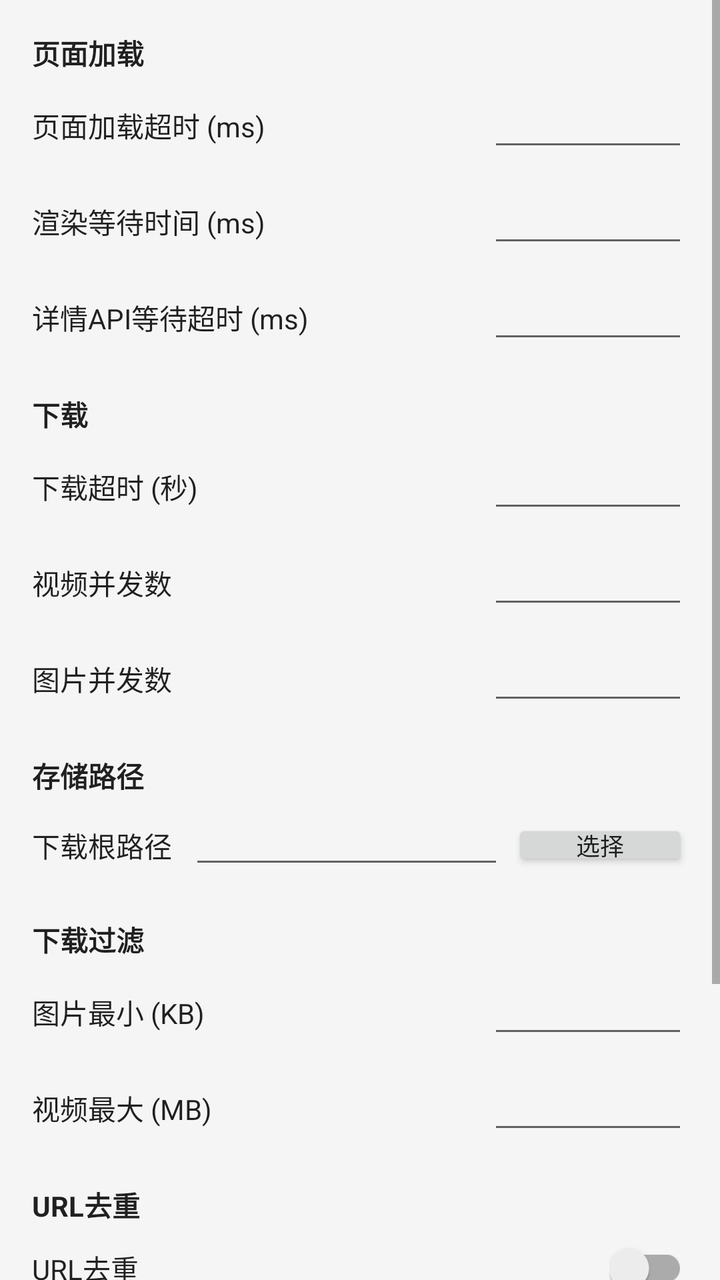
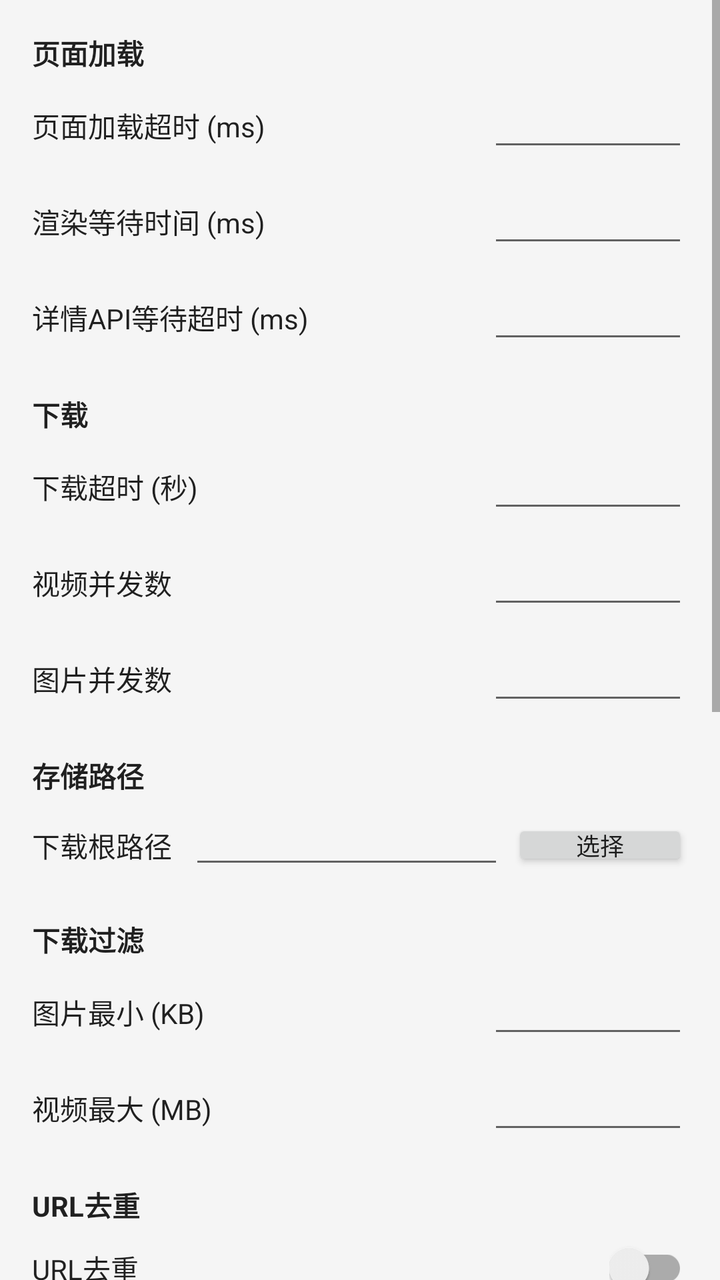

Two renders of the same Android screen: before a commit and after it. Below are the layout's source before the change and the commit's diff.
<!-- AndroidManifest.xml: application theme Theme.DyScraper -->
<!-- res/layout/dialog_scraper_settings.xml -->
<?xml version="1.0" encoding="utf-8"?>
<ScrollView xmlns:android="http://schemas.android.com/apk/res/android"
    android:layout_width="match_parent"
    android:layout_height="wrap_content">

    <LinearLayout
        android:layout_width="match_parent"
        android:layout_height="wrap_content"
        android:orientation="vertical"
        android:padding="16dp">

        <TextView
            android:layout_width="match_parent"
            android:layout_height="wrap_content"
            android:text="@string/scraper_settings_section_loading"
            android:textColor="@color/text_primary"
            android:textSize="14sp"
            android:textStyle="bold"
            android:layout_marginBottom="8dp" />

        <LinearLayout
            android:layout_width="match_parent"
            android:layout_height="wrap_content"
            android:gravity="center_vertical"
            android:orientation="horizontal"
            android:layout_marginBottom="12dp">

            <TextView
                android:layout_width="0dp"
                android:layout_height="wrap_content"
                android:layout_weight="1"
                android:text="@string/scraper_settings_page_load_timeout"
                android:textColor="@color/text_primary"
                android:textSize="14sp" />

            <EditText
                android:id="@+id/etPageLoadTimeout"
                android:layout_width="100dp"
                android:layout_height="wrap_content"
                android:inputType="number"
                android:textColor="@color/text_primary"
                android:textSize="14sp"
                android:textAlignment="center" />
        </LinearLayout>

        <LinearLayout
            android:layout_width="match_parent"
            android:layout_height="wrap_content"
            android:gravity="center_vertical"
            android:orientation="horizontal"
            android:layout_marginBottom="12dp">

            <TextView
                android:layout_width="0dp"
                android:layout_height="wrap_content"
                android:layout_weight="1"
                android:text="@string/scraper_settings_render_wait"
                android:textColor="@color/text_primary"
                android:textSize="14sp" />

            <EditText
                android:id="@+id/etRenderWait"
                android:layout_width="100dp"
                android:layout_height="wrap_content"
                android:inputType="number"
                android:textColor="@color/text_primary"
                android:textSize="14sp"
                android:textAlignment="center" />
        </LinearLayout>

        <LinearLayout
            android:layout_width="match_parent"
            android:layout_height="wrap_content"
            android:gravity="center_vertical"
            android:orientation="horizontal"
            android:layout_marginBottom="12dp">

            <TextView
                android:layout_width="0dp"
                android:layout_height="wrap_content"
                android:layout_weight="1"
                android:text="@string/scraper_settings_detail_api_wait"
                android:textColor="@color/text_primary"
                android:textSize="14sp" />

            <EditText
                android:id="@+id/etDetailApiWait"
                android:layout_width="100dp"
                android:layout_height="wrap_content"
                android:inputType="number"
                android:textColor="@color/text_primary"
                android:textSize="14sp"
                android:textAlignment="center" />
        </LinearLayout>

        <TextView
            android:layout_width="match_parent"
            android:layout_height="wrap_content"
            android:text="@string/scraper_settings_section_download"
            android:textColor="@color/text_primary"
            android:textSize="14sp"
            android:textStyle="bold"
            android:layout_marginTop="8dp"
            android:layout_marginBottom="8dp" />

        <LinearLayout
            android:layout_width="match_parent"
            android:layout_height="wrap_content"
            android:gravity="center_vertical"
            android:orientation="horizontal"
            android:layout_marginBottom="12dp">

            <TextView
                android:layout_width="0dp"
                android:layout_height="wrap_content"
                android:layout_weight="1"
                android:text="@string/scraper_settings_download_timeout"
                android:textColor="@color/text_primary"
                android:textSize="14sp" />

            <EditText
                android:id="@+id/etDownloadTimeout"
                android:layout_width="100dp"
                android:layout_height="wrap_content"
                android:inputType="number"
                android:textColor="@color/text_primary"
                android:textSize="14sp"
                android:textAlignment="center" />
        </LinearLayout>

        <LinearLayout
            android:layout_width="match_parent"
            android:layout_height="wrap_content"
            android:gravity="center_vertical"
            android:orientation="horizontal"
            android:layout_marginBottom="12dp">

            <TextView
                android:layout_width="0dp"
                android:layout_height="wrap_content"
                android:layout_weight="1"
                android:text="@string/scraper_settings_max_video_workers"
                android:textColor="@color/text_primary"
                android:textSize="14sp" />

            <EditText
                android:id="@+id/etMaxVideoWorkers"
                android:layout_width="100dp"
                android:layout_height="wrap_content"
                android:inputType="number"
                android:textColor="@color/text_primary"
                android:textSize="14sp"
                android:textAlignment="center" />
        </LinearLayout>

        <LinearLayout
            android:layout_width="match_parent"
            android:layout_height="wrap_content"
            android:gravity="center_vertical"
            android:orientation="horizontal"
            android:layout_marginBottom="12dp">

            <TextView
                android:layout_width="0dp"
                android:layout_height="wrap_content"
                android:layout_weight="1"
                android:text="@string/scraper_settings_max_image_workers"
                android:textColor="@color/text_primary"
                android:textSize="14sp" />

            <EditText
                android:id="@+id/etMaxImageWorkers"
                android:layout_width="100dp"
                android:layout_height="wrap_content"
                android:inputType="number"
                android:textColor="@color/text_primary"
                android:textSize="14sp"
                android:textAlignment="center" />
        </LinearLayout>

        <TextView
            android:layout_width="match_parent"
            android:layout_height="wrap_content"
            android:text="@string/scraper_settings_section_path"
            android:textColor="@color/text_primary"
            android:textSize="14sp"
            android:textStyle="bold"
            android:layout_marginTop="8dp"
            android:layout_marginBottom="8dp" />

        <LinearLayout
            android:layout_width="match_parent"
            android:layout_height="wrap_content"
            android:gravity="center_vertical"
            android:orientation="horizontal"
            android:layout_marginBottom="12dp">

            <TextView
                android:layout_width="0dp"
                android:layout_height="wrap_content"
                android:layout_weight="1"
                android:text="@string/scraper_settings_download_root_path"
                android:textColor="@color/text_primary"
                android:textSize="14sp" />

            <EditText
                android:id="@+id/etDownloadRootPath"
                android:layout_width="0dp"
                android:layout_height="wrap_content"
                android:layout_weight="2"
                android:inputType="textUri"
                android:singleLine="true"
                android:textColor="@color/text_primary"
                android:textSize="12sp"
                android:textAlignment="center" />

            <Button
                android:id="@+id/btnSelectFolder"
                android:layout_width="wrap_content"
                android:layout_height="wrap_content"
                android:text="@string/scraper_settings_select_folder"
                android:textSize="12sp"
                android:minHeight="0dp"
                android:paddingTop="4dp"
                android:paddingBottom="4dp"
                android:layout_marginStart="4dp" />
        </LinearLayout>

        <TextView
            android:layout_width="match_parent"
            android:layout_height="wrap_content"
            android:text="@string/scraper_settings_section_filter"
            android:textColor="@color/text_primary"
            android:textSize="14sp"
            android:textStyle="bold"
            android:layout_marginTop="8dp"
            android:layout_marginBottom="8dp" />

        <LinearLayout
            android:layout_width="match_parent"
            android:layout_height="wrap_content"
            android:gravity="center_vertical"
            android:orientation="horizontal"
            android:layout_marginBottom="12dp">

            <TextView
                android:layout_width="0dp"
                android:layout_height="wrap_content"
                android:layout_weight="1"
                android:text="@string/scraper_settings_image_size_filter"
                android:textColor="@color/text_primary"
                android:textSize="14sp" />

            <EditText
                android:id="@+id/etImageSizeFilter"
                android:layout_width="100dp"
                android:layout_height="wrap_content"
                android:inputType="number"
                android:textColor="@color/text_primary"
                android:textSize="14sp"
                android:textAlignment="center" />
        </LinearLayout>

        <LinearLayout
            android:layout_width="match_parent"
            android:layout_height="wrap_content"
            android:gravity="center_vertical"
            android:orientation="horizontal"
            android:layout_marginBottom="12dp">

            <TextView
                android:layout_width="0dp"
                android:layout_height="wrap_content"
                android:layout_weight="1"
                android:text="@string/scraper_settings_video_size_filter"
                android:textColor="@color/text_primary"
                android:textSize="14sp" />

            <EditText
                android:id="@+id/etVideoSizeFilter"
                android:layout_width="100dp"
                android:layout_height="wrap_content"
                android:inputType="number"
                android:textColor="@color/text_primary"
                android:textSize="14sp"
                android:textAlignment="center" />
        </LinearLayout>

        <TextView
            android:layout_width="match_parent"
            android:layout_height="wrap_content"
            android:text="@string/scraper_settings_section_dedup"
            android:textColor="@color/text_primary"
            android:textSize="14sp"
            android:textStyle="bold"
            android:layout_marginTop="8dp"
            android:layout_marginBottom="8dp" />

        <LinearLayout
            android:layout_width="match_parent"
            android:layout_height="wrap_content"
            android:gravity="center_vertical"
            android:orientation="horizontal"
            android:layout_marginBottom="12dp">

            <TextView
                android:layout_width="0dp"
                android:layout_height="wrap_content"
                android:layout_weight="1"
                android:text="@string/settings_url_dedup_label"
                android:textColor="@color/text_primary"
                android:textSize="14sp" />

            <androidx.appcompat.widget.SwitchCompat
                android:id="@+id/switchUrlDedup"
                android:layout_width="wrap_content"
                android:layout_height="wrap_content" />
        </LinearLayout>

        <TextView
            android:layout_width="match_parent"
            android:layout_height="wrap_content"
            android:layout_marginBottom="8dp"
            android:text="@string/settings_url_dedup_hint"
            android:textColor="@color/text_secondary"
            android:textSize="12sp" />

        <TextView
            android:layout_width="match_parent"
            android:layout_height="wrap_content"
            android:text="@string/scraper_settings_section_network"
            android:textColor="@color/text_primary"
            android:textSize="14sp"
            android:textStyle="bold"
            android:layout_marginTop="8dp"
            android:layout_marginBottom="8dp" />

        <LinearLayout
            android:layout_width="match_parent"
            android:layout_height="wrap_content"
            android:gravity="center_vertical"
            android:orientation="horizontal"
            android:layout_marginBottom="8dp">

            <TextView
                android:layout_width="0dp"
                android:layout_height="wrap_content"
                android:layout_weight="1"
                android:text="@string/scraper_settings_network_log_label"
                android:textColor="@color/text_primary"
                android:textSize="14sp" />

            <androidx.appcompat.widget.SwitchCompat
                android:id="@+id/switchNetworkLog"
                android:layout_width="wrap_content"
                android:layout_height="wrap_content" />
        </LinearLayout>

        <TextView
            android:layout_width="match_parent"
            android:layout_height="wrap_content"
            android:layout_marginBottom="8dp"
            android:text="@string/scraper_settings_network_log_hint"
            android:textColor="@color/text_secondary"
            android:textSize="12sp" />

    </LinearLayout>
</ScrollView>
<!-- resources referenced by this layout -->
<resources>
  <color name="text_primary">#DE000000</color>
  <color name="text_secondary">#99000000</color>
  <string name="scraper_settings_detail_api_wait">详情API等待超时 (ms)</string>
  <string name="scraper_settings_download_root_path">下载根路径</string>
  <string name="scraper_settings_download_timeout">下载超时 (秒)</string>
  <string name="scraper_settings_image_size_filter">图片最小 (KB)</string>
  <string name="scraper_settings_max_image_workers">图片并发数</string>
  <string name="scraper_settings_max_video_workers">视频并发数</string>
  <string name="scraper_settings_network_log_hint">输出所有 WebView 网络请求/响应到日志文件。受全局日志开关控制：全局关闭时不输出</string>
  <string name="scraper_settings_network_log_label">输出网络请求详情</string>
  <string name="scraper_settings_page_load_timeout">页面加载超时 (ms)</string>
  <string name="scraper_settings_render_wait">渲染等待时间 (ms)</string>
  <string name="scraper_settings_section_dedup">URL去重</string>
  <string name="scraper_settings_section_download">下载</string>
  <string name="scraper_settings_section_filter">下载过滤</string>
  <string name="scraper_settings_section_loading">页面加载</string>
  <string name="scraper_settings_section_network">网络日志</string>
  <string name="scraper_settings_section_path">存储路径</string>
  <string name="scraper_settings_select_folder">选择</string>
  <string name="scraper_settings_video_size_filter">视频最大 (MB)</string>
  <string name="settings_url_dedup_hint">关闭后不检查URL是否已处理，允许重复抓取（调试阶段可关闭）；设置会保存，重启应用后依然生效</string>
  <string name="settings_url_dedup_label">URL去重</string>
  <style name="Theme.DyScraper" parent="Theme.AppCompat.Light.NoActionBar">
          <item name="colorPrimary">@color/primary</item>
          <item name="colorPrimaryDark">@color/primary_variant</item>
          <item name="colorAccent">@color/accent</item>
          <item name="android:windowBackground">@color/background</item>
      </style>
  <color name="primary">#FF6200EE</color>
  <color name="primary_variant">#FF3700B3</color>
  <color name="accent">#FF03DAC5</color>
  <color name="background">#FFF5F5F5</color>
</resources>

<!-- the commit's change to res/layout/dialog_scraper_settings.xml (unified diff, before → after) -->
@@ -328,6 +328,128 @@
         <TextView
             android:layout_width="match_parent"
             android:layout_height="wrap_content"
+            android:text="@string/scraper_settings_section_anti_risk"
+            android:textColor="@color/text_primary"
+            android:textSize="14sp"
+            android:textStyle="bold"
+            android:layout_marginTop="8dp"
+            android:layout_marginBottom="8dp" />
+
+        <LinearLayout
+            android:layout_width="match_parent"
+            android:layout_height="wrap_content"
+            android:gravity="center_vertical"
+            android:orientation="horizontal"
+            android:layout_marginBottom="12dp">
+
+            <TextView
+                android:layout_width="0dp"
+                android:layout_height="wrap_content"
+                android:layout_weight="1"
+                android:text="@string/scraper_settings_page_interval"
+                android:textColor="@color/text_primary"
+                android:textSize="14sp" />
+
+            <EditText
+                android:id="@+id/etPageInterval"
+                android:layout_width="100dp"
+                android:layout_height="wrap_content"
+                android:inputType="number"
+                android:textColor="@color/text_primary"
+                android:textSize="14sp"
+                android:textAlignment="center" />
+        </LinearLayout>
+
+        <LinearLayout
+            android:layout_width="match_parent"
+            android:layout_height="wrap_content"
+            android:gravity="center_vertical"
+            android:orientation="horizontal"
+            android:layout_marginBottom="12dp">
+
+            <TextView
+                android:layout_width="0dp"
+                android:layout_height="wrap_content"
+                android:layout_weight="1"
+                android:text="@string/scraper_settings_batch_interval"
+                android:textColor="@color/text_primary"
+                android:textSize="14sp" />
+
+            <EditText
+                android:id="@+id/etBatchInterval"
+                android:layout_width="100dp"
+                android:layout_height="wrap_content"
+                android:inputType="number"
+                android:textColor="@color/text_primary"
+                android:textSize="14sp"
+                android:textAlignment="center" />
+        </LinearLayout>
+
+        <LinearLayout
+            android:layout_width="match_parent"
+            android:layout_height="wrap_content"
+            android:gravity="center_vertical"
+            android:orientation="horizontal"
+            android:layout_marginBottom="12dp">
+
+            <TextView
+                android:layout_width="0dp"
+                android:layout_height="wrap_content"
+                android:layout_weight="1"
+                android:text="@string/scraper_settings_jitter_percent"
+                android:textColor="@color/text_primary"
+                android:textSize="14sp" />
+
+            <EditText
+                android:id="@+id/etJitterPercent"
+                android:layout_width="100dp"
+                android:layout_height="wrap_content"
+                android:inputType="number"
+                android:textColor="@color/text_primary"
+                android:textSize="14sp"
+                android:textAlignment="center" />
+        </LinearLayout>
+
+        <TextView
+            android:layout_width="match_parent"
+            android:layout_height="wrap_content"
+            android:layout_marginBottom="8dp"
+            android:text="@string/scraper_settings_anti_risk_hint"
+            android:textColor="@color/text_secondary"
+            android:textSize="12sp" />
+
+        <LinearLayout
+            android:layout_width="match_parent"
+            android:layout_height="wrap_content"
+            android:gravity="center_vertical"
+            android:orientation="horizontal"
+            android:layout_marginBottom="8dp">
+
+            <TextView
+                android:layout_width="0dp"
+                android:layout_height="wrap_content"
+                android:layout_weight="1"
+                android:text="@string/settings_risk_pause_label"
+                android:textColor="@color/text_primary"
+                android:textSize="14sp" />
+
+            <androidx.appcompat.widget.SwitchCompat
+                android:id="@+id/switchRiskPause"
+                android:layout_width="wrap_content"
+                android:layout_height="wrap_content" />
+        </LinearLayout>
+
+        <TextView
+            android:layout_width="match_parent"
+            android:layout_height="wrap_content"
+            android:layout_marginBottom="8dp"
+            android:text="@string/settings_risk_pause_hint"
+            android:textColor="@color/text_secondary"
+            android:textSize="12sp" />
+
+        <TextView
+            android:layout_width="match_parent"
+            android:layout_height="wrap_content"
             android:text="@string/scraper_settings_section_network"
             android:textColor="@color/text_primary"
             android:textSize="14sp"
<!-- resource entries referenced after the edit -->
@@ -2,16 +2,21 @@
 <resources>
   <color name="text_primary">#DE000000</color>
   <color name="text_secondary">#99000000</color>
+  <string name="scraper_settings_anti_risk_hint">相邻页面/下载批次之间的等待时间（0 = 关闭节流）；抖动让节奏不固定，避免被识别为机器人。调大越不容易触发滑块风控，代价是变慢。</string>
+  <string name="scraper_settings_batch_interval">批次间隔 (ms)</string>
   <string name="scraper_settings_detail_api_wait">详情API等待超时 (ms)</string>
   <string name="scraper_settings_download_root_path">下载根路径</string>
   <string name="scraper_settings_download_timeout">下载超时 (秒)</string>
   <string name="scraper_settings_image_size_filter">图片最小 (KB)</string>
+  <string name="scraper_settings_jitter_percent">抖动比例 (%)</string>
   <string name="scraper_settings_max_image_workers">图片并发数</string>
   <string name="scraper_settings_max_video_workers">视频并发数</string>
   <string name="scraper_settings_network_log_hint">输出所有 WebView 网络请求/响应到日志文件。受全局日志开关控制：全局关闭时不输出</string>
   <string name="scraper_settings_network_log_label">输出网络请求详情</string>
+  <string name="scraper_settings_page_interval">页面间隔 (ms)</string>
   <string name="scraper_settings_page_load_timeout">页面加载超时 (ms)</string>
   <string name="scraper_settings_render_wait">渲染等待时间 (ms)</string>
+  <string name="scraper_settings_section_anti_risk">反风控节流</string>
   <string name="scraper_settings_section_dedup">URL去重</string>
   <string name="scraper_settings_section_download">下载</string>
   <string name="scraper_settings_section_filter">下载过滤</string>
@@ -20,6 +25,8 @@
   <string name="scraper_settings_section_path">存储路径</string>
   <string name="scraper_settings_select_folder">选择</string>
   <string name="scraper_settings_video_size_filter">视频最大 (MB)</string>
+  <string name="settings_risk_pause_hint">检测到滑块/验证页时暂停抓取，把页面交给你手动完成，通过后自动继续（只检测与提示，不做任何自动识别或绕过）。</string>
+  <string name="settings_risk_pause_label">验证页暂停等待人工</string>
   <string name="settings_url_dedup_hint">关闭后不检查URL是否已处理，允许重复抓取（调试阶段可关闭）；设置会保存，重启应用后依然生效</string>
   <string name="settings_url_dedup_label">URL去重</string>
   <style name="Theme.DyScraper" parent="Theme.AppCompat.Light.NoActionBar">
